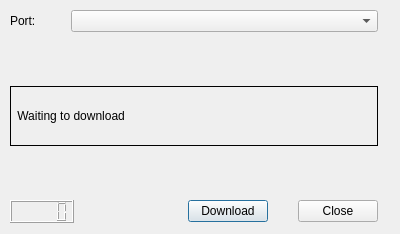
First picture: the form in trunk/downloaddialog.ui, repository undyau/sisimple, before the edit.
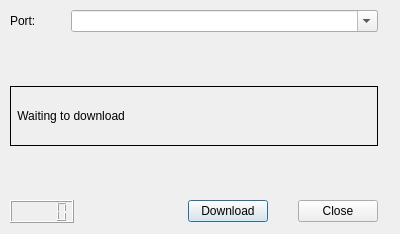
Second picture: the form after the edit.

Commit message: Initial changes to make download work with Linux

The edit to the form file:
```diff
--- a/trunk/downloaddialog.ui
+++ b/trunk/downloaddialog.ui
@@ -13,7 +13,7 @@
   <property name="windowTitle">
    <string>Download</string>
   </property>
-  <widget class="QWidget" name="">
+  <widget class="QWidget" name="layoutWidget">
    <property name="geometry">
     <rect>
      <x>10</x>
@@ -39,7 +39,11 @@
        </widget>
       </item>
       <item>
-       <widget class="QComboBox" name="comboBox"/>
+       <widget class="QComboBox" name="comboBox">
+        <property name="editable">
+         <bool>true</bool>
+        </property>
+       </widget>
       </item>
      </layout>
     </item>
```
The commit also changes 2 other files.
